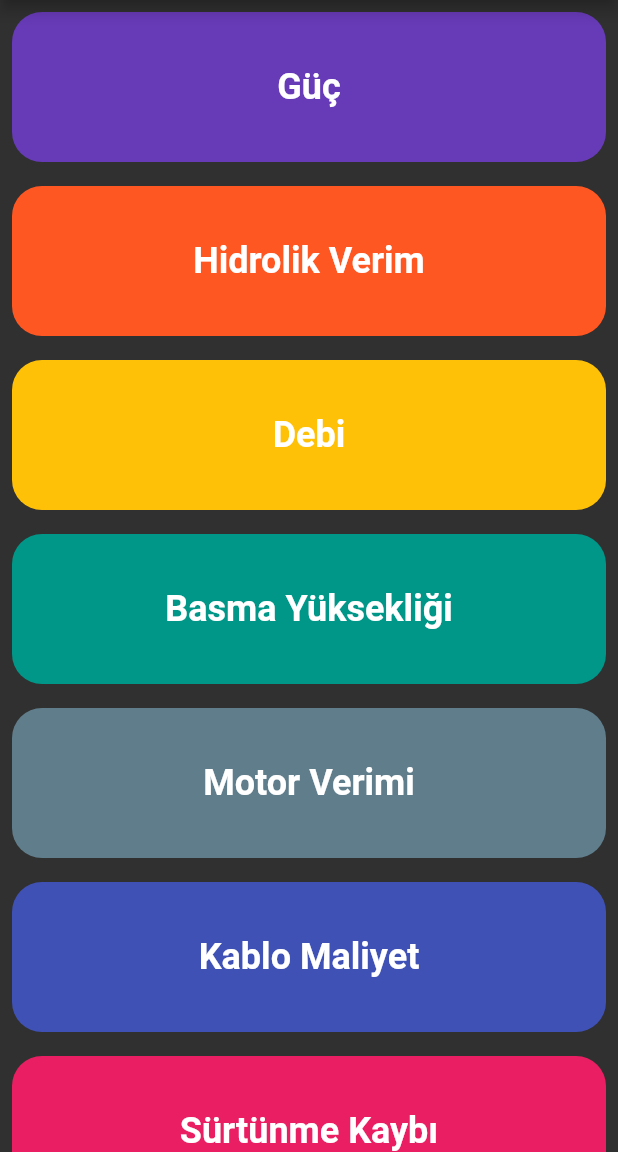
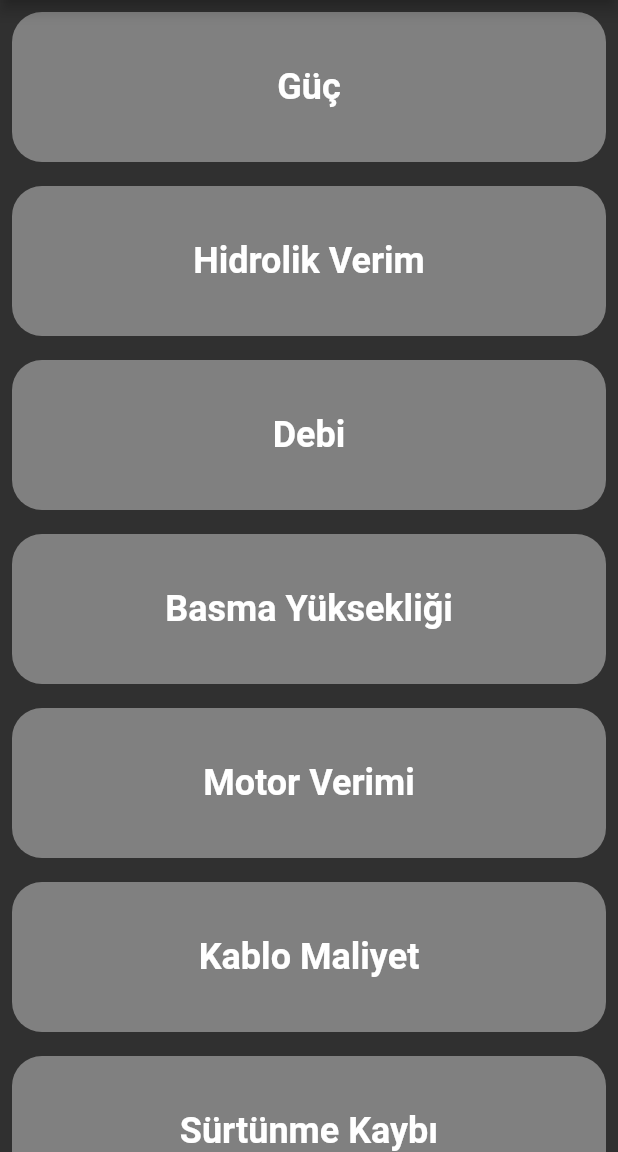
Before and after one commit to ilaydaily/SolidCalculator, a Flutter app: the screen it shows after launch, on a phone screen of 412 x 824 dp, the part 84-1236 px from its top. Run offline on Flutter 3.47's test engine with Material 2 defaults, Android fonts, the phone set to English and light mode, and no system bars.

Commit message:
güç kutucuğu taslak oluşturuldu

```diff
--- a/lib/main.dart
+++ b/lib/main.dart
@@ -1,4 +1,5 @@
 import 'package:flutter/material.dart';
+import 'package:solid_calculator/screens/guc.dart';
 
 void main() => runApp(MyApp());
 
@@ -13,16 +14,6 @@ class MyApp extends StatelessWidget {
 }
 
 class ColorfulListViewScreen extends StatelessWidget {
-  final List<Color> _colors = [
-    Colors.deepPurple,
-    Colors.deepOrange,
-    Colors.amber,
-    Colors.teal,
-    Colors.blueGrey,
-    Colors.indigo,
-    Colors.pink,
-  ];
-
   final List<String> _colorNames = [
     'Güç',
     'Hidrolik Verim',
@@ -44,14 +35,18 @@ class ColorfulListViewScreen extends StatelessWidget {
         centerTitle: true, // Başlığı ortala
       ),
       body: ListView.builder(
-        itemCount: _colors.length,
+        itemCount: _colorNames.length,
         itemBuilder: (context, index) {
-          return Padding(
+          return GestureDetector(
+            onTap: () {
+              _openPowerPage(context, _colorNames[index]);
+            },
+            child: Padding(
               padding: EdgeInsets.all(8.0),
               child: Container(
                 height: 100,
                 decoration: BoxDecoration(
-                color: _colors[index],
+                  color: Colors.white38, // Tüm container'lar açık gri olacak
                   borderRadius: BorderRadius.circular(20),
                 ),
                 child: Center(
@@ -65,9 +60,19 @@ class ColorfulListViewScreen extends StatelessWidget {
                   ),
                 ),
               ),
+            ),
           );
         },
       ),
     );
   }
+
+  void _openPowerPage(BuildContext context, String colorName) {
+    Navigator.push(
+      context,
+      MaterialPageRoute(
+        builder: (context) => PowerPage(colorName: colorName),
+      ),
+    );
   }
+}
```
Also changed, not shown: lib/screens/guc.dart (+99 -0 lines). Lines whose indentation alone changed are shown as unchanged.
